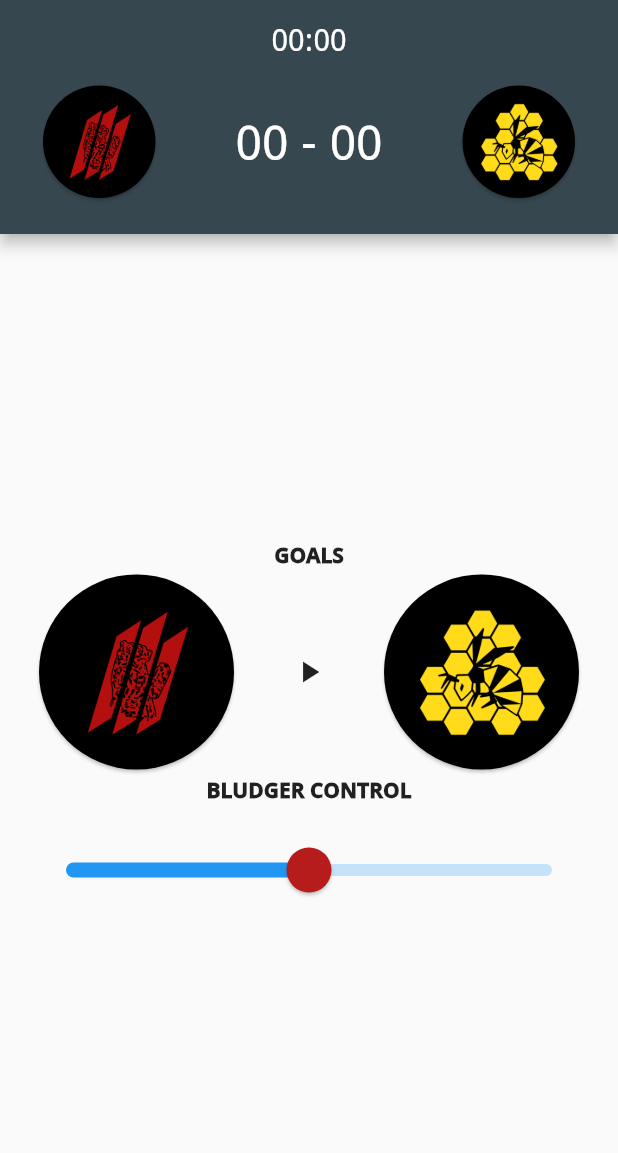
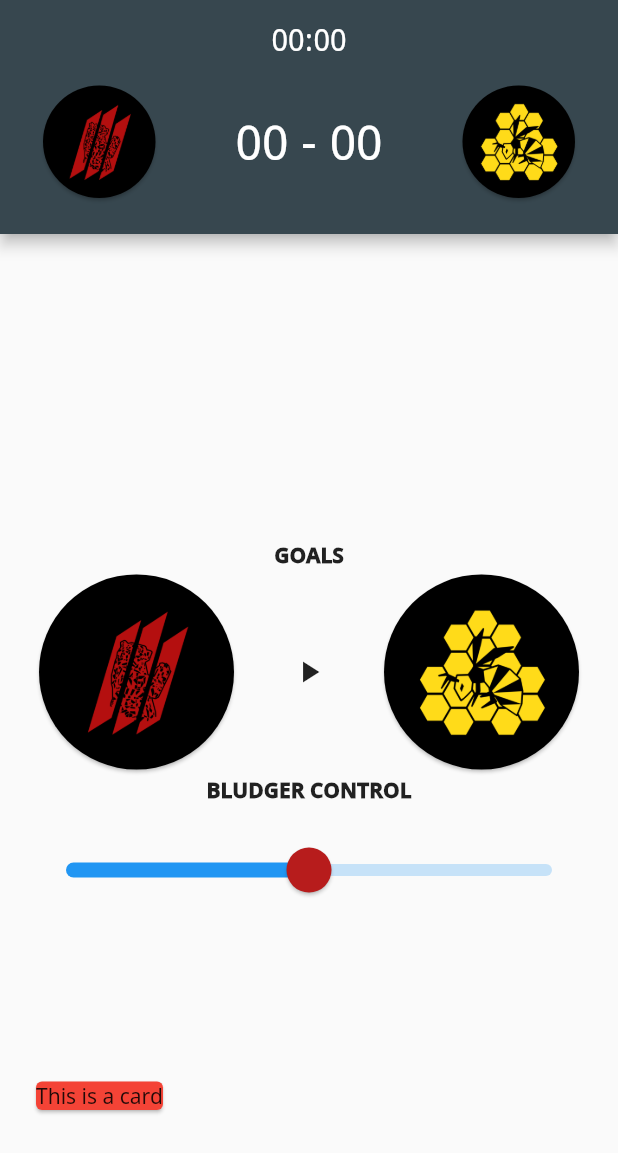
Before and after one commit to DomAyre/qboard, a Flutter app: the screen it shows after launch, on a phone screen of 412 x 824 dp. Shown: the top 1153 px of the screen. Run offline on Flutter 3.47's test engine with Material 2 defaults, Android fonts, the light colour scheme and no system bars.

Commit message:
Remove uses of the new keyword

```diff
--- a/lib/data/event.dart
+++ b/lib/data/event.dart
@@ -20,7 +20,7 @@ class EventStream extends StatefulWidget {
 
   @override
   EventStreamState createState() {
-    return new EventStreamState();
+    return EventStreamState();
   }
 }
 
@@ -28,11 +28,11 @@ class EventStreamState extends State<EventStream> {
   @override
   Widget build(BuildContext context) {
     this.widget.scoreKeeper.register(this);
-    return new Padding (
+    return Padding (
       padding: EdgeInsets.only(bottom: 30),
-      child: new Column (
+      child: Column (
         children: this.widget.scoreKeeper.matchData.getEvents().map((MatchEvent event) =>
-          new EventText(event: event)
+          EventText(event: event)
         ).toList()
       ),
     );
@@ -50,24 +50,24 @@ class EventText extends StatelessWidget {
 
   @override
   Widget build(BuildContext context) {
-    return new Padding (
+    return Padding (
       padding: EdgeInsets.only(top: 25, left: 35, right: 35),
-      child: new Row (
+      child: Row (
         children: [
           Container(
             width: 50,
             height: 50,
-            child: new Padding (
+            child: Padding (
               padding: EdgeInsets.only(right: 20),
               child : Image.asset(event.symbolPath),
             ),
           ),
-          new Expanded (
-            child : new Column (
+          Expanded (
+            child : Column (
               crossAxisAlignment: CrossAxisAlignment.start,
               children: [
                   Text(MatchTimer.getTimeString(event.time), textAlign: TextAlign.left, style: TextStyle(fontWeight: FontWeight.bold)),
-                  new Container (
+                  Container (
                     child: Text(event.toString(), textAlign: TextAlign.left, style: TextStyle(fontSize: 18))
                   )
               ]
--- a/lib/data/match.dart
+++ b/lib/data/match.dart
@@ -8,7 +8,7 @@ class Match {
 
   Team team1;
   Team team2;
-  Queue<MatchEvent> matchEvents = new Queue();
+  Queue<MatchEvent> matchEvents = Queue();
 
   Match({this.team1, this.team2});
 
--- a/lib/main.dart
+++ b/lib/main.dart
@@ -1,19 +1,19 @@
 import 'package:flutter/material.dart';
 import 'pages/matches.dart';
 
-void main() => runApp(new QBoard());
+void main() => runApp(QBoard());
 
 class QBoard extends StatelessWidget {
   @override
   Widget build(BuildContext context) {
-    return new MaterialApp(
+    return MaterialApp(
       title: 'QBoard',
-      theme: new ThemeData(
+      theme: ThemeData(
         primaryColor: Colors.blueGrey[800],
         accentColor: Colors.orange[600],
         fontFamily: 'NotoSans'
       ),
-      home: new MatchesPage(title: 'QBoard'),
+      home: MatchesPage(title: 'QBoard'),
     );
   }
 }
--- a/lib/pages/matches.dart
+++ b/lib/pages/matches.dart
@@ -12,7 +12,7 @@ class MatchesPage extends StatefulWidget {
   final String title;
 
   @override
-    MatchState createState() => new MatchState();
+  MatchState createState() => MatchState();
 }
 
 class MatchState extends State<MatchesPage> {
@@ -24,81 +24,94 @@ class MatchState extends State<MatchesPage> {
   Team team2;
 
   MatchState() {
-    matchTimer = new MatchTimer(match: this);
-    team1 = new Team("TeamA", "assets/bristol_bears.png", Colors.black, Colors.red);
-    team2 = new Team("TeamB", "assets/bristol_bees.png", Colors.black, Colors.yellow);
+    matchTimer = MatchTimer(match: this);
+    team1 = Team("TeamA", "assets/bristol_bears.png", Colors.black, Colors.red);
+    team2 = Team("TeamB", "assets/bristol_bees.png", Colors.black, Colors.yellow);
 
-    team1.addPlayer(new Player(firstName: "Player", lastName: "One"));
-    team2.addPlayer(new Player(firstName: "Player", lastName: "Two"));
-    team2.addPlayer(new Player(firstName: "Player", lastName: "Three"));
-    scoreKeeper = new ScoreKeeper(this, team1, team2);
+    team1.addPlayer(Player(firstName: "Player", lastName: "One"));
+    team2.addPlayer(Player(firstName: "Player", lastName: "Two"));
+    team2.addPlayer(Player(firstName: "Player", lastName: "Three"));
+    scoreKeeper = ScoreKeeper(this, team1, team2);
   }
 
   @override
   Widget build(BuildContext context) {
 
-    AppBar appBar = new AppBar(
-      title: TimerText(matchTimer : matchTimer),
+    AppBar appBar = AppBar(
+      title: TimerText(matchTimer: matchTimer),
       centerTitle: true,
       bottom: PreferredSize(
         preferredSize: const Size.fromHeight(100.0),
-        child: Padding (
+        child: Padding(
             padding: EdgeInsets.only(bottom: 20),
             child: Row(
               mainAxisAlignment: MainAxisAlignment.spaceAround,
               children: [
-              Card (
-                color : team1.background,
-                shape : CircleBorder(),
-                child : Container (
-                  width : 75,
-                  height : 75,
-                  child : Padding(
-                    padding : EdgeInsets.all(10),
-                    child: Image.asset(team1.logoPath)
-                  )
-                )
-              ),
+                Card(
+                    color: team1.background,
+                    shape: CircleBorder(),
+                    child: Container(
+                        width: 75,
+                        height: 75,
+                        child: Padding(
+                            padding: EdgeInsets.all(10),
+                            child: Image.asset(team1.logoPath)))),
                 ScoreText(scoreKeeper: scoreKeeper),
-              Card (
-                color : team2.background,
-                shape : CircleBorder(),
-                child : Container (
-                  width : 75,
-                  height : 75,
-                  child : Padding(
-                    padding : EdgeInsets.all(10),
-                    child: Image.asset(team2.logoPath)
-                  )
-                )
-              ),
+                Card(
+                    color: team2.background,
+                    shape: CircleBorder(),
+                    child: Container(
+                        width: 75,
+                        height: 75,
+                        child: Padding(
+                            padding: EdgeInsets.all(10),
+                            child: Image.asset(team2.logoPath)))),
               ],
-          )
-        ),
+            )),
       ),
     );
 
-    return new Scaffold(
+    return Scaffold(
       appBar: appBar,
-      body: new ListView (
+      body: Stack(
+        children: [
+          ListView(
             reverse: true,
             children: [
-          new Container(
+              Container(
                 height: 200,
               ),
-          new BludgerControlSlider(scoreKeeper: scoreKeeper, matchTimer: matchTimer),
-          new Text("BLUDGER CONTROL", style: headerStyle, textAlign: TextAlign.center),
-          new Row (
+              BludgerControlSlider(
+                  scoreKeeper: scoreKeeper, matchTimer: matchTimer),
+              Text("BLUDGER CONTROL",
+                  style: headerStyle, textAlign: TextAlign.center),
+              Row(
                 mainAxisAlignment: MainAxisAlignment.spaceEvenly,
                 children: <Widget>[
-              new ScoreButton(scoreKeeper: scoreKeeper, matchTimer: matchTimer, team: scoreKeeper.matchData.team1),
-              new TimerPlayPause(matchTimer: matchTimer),
-              new ScoreButton(scoreKeeper: scoreKeeper, matchTimer: matchTimer, team: scoreKeeper.matchData.team2),
+                  ScoreButton(
+                      scoreKeeper: scoreKeeper,
+                      matchTimer: matchTimer,
+                      team: scoreKeeper.matchData.team1),
+                  TimerPlayPause(matchTimer: matchTimer),
+                  ScoreButton(
+                      scoreKeeper: scoreKeeper,
+                      matchTimer: matchTimer,
+                      team: scoreKeeper.matchData.team2),
                 ],
               ),
-          new Text("GOALS", style: headerStyle, textAlign: TextAlign.center),
-          new EventStream(scoreKeeper: scoreKeeper),
+              Text("GOALS", style: headerStyle, textAlign: TextAlign.center),
+              EventStream(scoreKeeper: scoreKeeper),
             ],
+          ),
+          Positioned(
+            bottom: 80,
+            left: 20,
+            child: Card(
+              color: Colors.red,
+              child: Text("This is a card"),
+            ),
+          )
+        ]
       ),
     );
   }
@@ -107,13 +120,13 @@ class MatchState extends State<MatchesPage> {
 
   Map<String, dynamic> toJson() => {
         "duration": matchTimer.elapsed,
-    "teams" : {
-      "0" : scoreKeeper.matchData.team1,
-      "1" : scoreKeeper.matchData.team2,
+        "teams": {
+          "0": scoreKeeper.matchData.team1,
+          "1": scoreKeeper.matchData.team2,
         },
-    "goals" : scoreKeeper.getGoals(),
-    "cards" : [],
-    "catches" : [],
+        "goals": scoreKeeper.getGoals(),
+        "cards": [],
+        "catches": [],
       };
 
   bool isMatchRunning() => matchTimer.isRunning;
--- a/lib/widgets/timer.dart
+++ b/lib/widgets/timer.dart
@@ -19,18 +19,18 @@ class TimerText extends StatefulWidget {
   TimerText({this.matchTimer});
 
   @override
-  TimerTextState createState() => new TimerTextState(matchTimer : matchTimer);
+  TimerTextState createState() => TimerTextState(matchTimer : matchTimer);
 }
 
 class TimerTextState extends State<TimerText> {
 
   final MatchTimer matchTimer;
-  final refreshFrequency = new Duration(milliseconds : 100);
+  final refreshFrequency = Duration(milliseconds : 100);
 
   String timeText = "00:00";
 
   TimerTextState({this.matchTimer}) {
-    new Timer.periodic(refreshFrequency, updateTime);
+    Timer.periodic(refreshFrequency, updateTime);
   }
 
   void updateTime(Timer timer) {
@@ -41,7 +41,7 @@ class TimerTextState extends State<TimerText> {
 
   @override
   Widget build(BuildContext context) {
-    return new Text(timeText);
+    return Text(timeText);
   }
 }
 
@@ -51,7 +51,7 @@ class TimerPlayPause extends StatefulWidget {
   TimerPlayPause({this.matchTimer});
 
   @override
-  TimerPlayPauseState createState() => new TimerPlayPauseState(matchTimer: matchTimer);
+  TimerPlayPauseState createState() => TimerPlayPauseState(matchTimer: matchTimer);
 }
 
 class TimerPlayPauseState extends State<TimerPlayPause> {
@@ -71,7 +71,7 @@ class TimerPlayPauseState extends State<TimerPlayPause> {
 
   @override
   Widget build(BuildContext context) {
-    return new IconButton(
+    return IconButton(
       icon: Icon(isTimerRunning ? Icons.pause : Icons.play_arrow),
       onPressed: buttonPressed,
     );
```
Also changed, not shown: lib/widgets/scorekeeper.dart (+13 -13 lines). Lines whose indentation alone changed are shown as unchanged.
